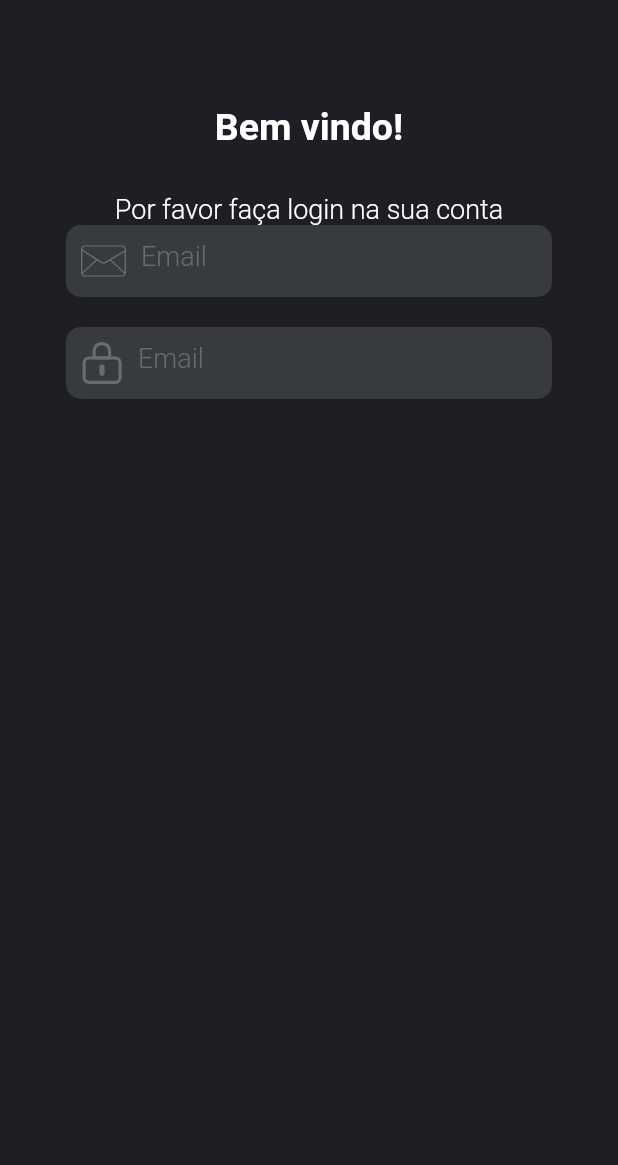
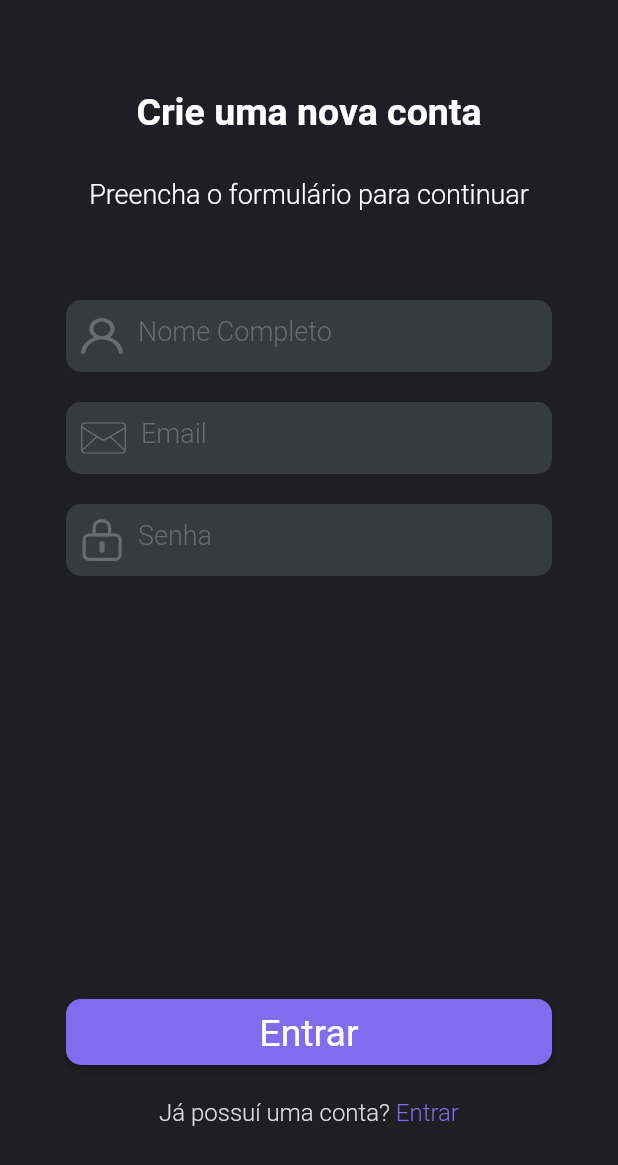
Before and after one commit to gustavool1/notes-front, a Flutter app: the screen it shows after launch, on a phone screen of 412 x 824 dp. Shown: the top 1165 px of the screen. Run offline on Flutter 3.47's test engine with Material 2 defaults, Android fonts, the phone set to English and light mode, and no system bars; our stand-ins replace dio, flutter_svg, font_awesome_flutter, get, hexcolor; Roboto replaces fonts that are missing (Nunito).

Commit message:
feat: create the register page ui

```diff
--- a/lib/components/custom_text_field.dart
+++ b/lib/components/custom_text_field.dart
@@ -14,6 +14,7 @@ class CustomTextField extends StatelessWidget {
   final TextStyle? hintStyle;
   final FormFieldValidator<String>? validator;
   // final MultiValidator? multiValidator;
+  final TextEditingController? controller;
 
   const CustomTextField({
     required this.onTap,
@@ -25,6 +26,7 @@ class CustomTextField extends StatelessWidget {
     this.labelStyle,
     this.icon,
     this.validator,
+    this.controller,
     // this.multiValidator,
     this.keyboardType = TextInputType.text,
     this.textInputAction = TextInputAction.done,
@@ -34,6 +36,7 @@ class CustomTextField extends StatelessWidget {
   @override
   Widget build(BuildContext context) {
     return TextFormField(
+      controller: controller,
       onTap: onTap,
       onChanged: onChanged,
       decoration: InputDecoration(
--- a/lib/di/bindings.dart
+++ b/lib/di/bindings.dart
@@ -1,4 +1,5 @@
 import 'package:get/get.dart';
+import 'package:notes/store/login/login.store.dart';
 import 'package:notes/store/store.dart';
 
 class AppBindings extends Bindings {
@@ -6,6 +7,7 @@ class AppBindings extends Bindings {
   void dependencies() {
     Get.lazyPut(() => AppStore(), fenix: true);
     Get.lazyPut(() => NotesStore(), fenix: true);
+    Get.lazyPut(() => LoginStore(), fenix: true);
   }
 
   void initBindings() {
--- a/lib/main.dart
+++ b/lib/main.dart
@@ -22,7 +22,7 @@ class MyApp extends StatelessWidget {
         primarySwatch: Colors.blue,
       ),
       initialBinding: AppBindings(),
-      initialRoute: AppRoutes.login,
+      initialRoute: AppRoutes.register,
       getPages: AppPages.routes,
     );
   }
--- a/lib/navigator/pages.dart
+++ b/lib/navigator/pages.dart
@@ -8,6 +8,13 @@ class AppPages {
       name: AppRoutes.home,
       page: () => const HomePage(),
     ),
-    GetPage(name: AppRoutes.login, page: () => const LoginPage())
+    GetPage(
+      name: AppRoutes.login,
+      page: () => const LoginPage(),
+    ),
+    GetPage(
+      name: AppRoutes.register,
+      page: () => const RegisterPage(),
+    )
   ];
 }
--- a/lib/navigator/routes.dart
+++ b/lib/navigator/routes.dart
@@ -5,5 +5,5 @@ class AppRoutes {
 
   static String home = '$prefix/home';
   static String login = '$prefix/login';
-  static String pokemon = '$prefix/';
+  static String register = '$prefix/register';
 }
--- a/lib/pages/home.dart
+++ b/lib/pages/home.dart
@@ -2,7 +2,6 @@ import 'package:flutter/material.dart';
 import 'package:flutter_svg/flutter_svg.dart';
 import 'package:font_awesome_flutter/font_awesome_flutter.dart';
 import 'package:notes/components/components.dart';
-import 'package:notes/components/custom_text_field.dart';
 import 'package:notes/store/use_store.dart';
 import 'package:notes/styles/style.dart';
 
@@ -29,7 +28,7 @@ class HomePage extends UseAppStore {
                       child: Row(
                         mainAxisAlignment: MainAxisAlignment.spaceBetween,
                         children: [
-                          FaIcon(
+                          const FaIcon(
                             FontAwesomeIcons.google,
                             color: Colors.red,
                           ),
--- a/lib/pages/pages.dart
+++ b/lib/pages/pages.dart
@@ -1,2 +1,3 @@
 export 'home.dart';
 export 'login.dart';
+export 'register.dart';
--- a/lib/pages/register.dart
+++ b/lib/pages/register.dart
@@ -0,0 +1,149 @@
+import 'package:flutter/gestures.dart';
+import 'package:flutter/material.dart';
+import 'package:flutter_svg/flutter_svg.dart';
+import 'package:font_awesome_flutter/font_awesome_flutter.dart';
+import 'package:get/get.dart';
+import 'package:notes/navigator/routes.dart';
+import 'package:notes/store/use_store.dart';
+import 'package:notes/styles/style.dart';
+
+import '../components/components.dart';
+
+class RegisterPage extends UseAppStore {
+  const RegisterPage({super.key});
+
+  Widget get welcomeMessage => Column(
+        children: [
+          Text(
+            'Crie uma nova conta',
+            style: Fonts.body1Nunito,
+          ),
+          const SizedBox(
+            height: 30,
+          ),
+          Text(
+            'Preencha o formulário para continuar',
+            style: Fonts.body2Nunito,
+          )
+        ],
+      );
+
+  Widget get inputs => Padding(
+        padding: const EdgeInsets.only(top: 60.0),
+        child: Column(
+          children: [
+            SizedBox(
+              width: 324,
+              height: 48,
+              child: CustomTextField(
+                  controller: store.login.emailController,
+                  onTap: () {},
+                  hintText: 'Nome Completo',
+                  icon: Padding(
+                    padding: const EdgeInsets.all(10.0),
+                    child: SvgPicture.asset(
+                      Assets.avatar,
+                    ),
+                  )),
+            ),
+            const SizedBox(height: 20),
+            SizedBox(
+              width: 324,
+              height: 48,
+              child: CustomTextField(
+                  controller: store.login.passwordController,
+                  onTap: () {},
+                  hintText: 'Email',
+                  icon: Padding(
+                    padding: const EdgeInsets.all(10.0),
+                    child: SvgPicture.asset(
+                      Assets.mail,
+                    ),
+                  )),
+            ),
+            const SizedBox(height: 20),
+            SizedBox(
+              width: 324,
+              height: 48,
+              child: CustomTextField(
+                  controller: store.login.passwordController,
+                  onTap: () {},
+                  hintText: 'Senha',
+                  icon: Padding(
+                    padding: const EdgeInsets.all(10.0),
+                    child: SvgPicture.asset(
+                      Assets.lock,
+                    ),
+                  )),
+            ),
+          ],
+        ),
+      );
+
+  Widget get bottomSheet {
+    return Container(
+      color: ColorsProject.gray600,
+      width: double.infinity,
+      height: 160,
+      child: Column(
+        children: [
+          Button(
+            child: Text(
+              'Entrar',
+              style: Fonts.body1Nunito.copyWith(
+                fontWeight: FontWeight.normal,
+              ),
+            ),
+          ),
+          const SizedBox(height: 20),
+          RichText(
+            text: TextSpan(
+              children: [
+                TextSpan(
+                  text: 'Já possuí uma conta?',
+                  style:
+                      Fonts.body3Nunito.copyWith(color: ColorsProject.coolGray),
+                ),
+                TextSpan(
+                  recognizer: TapGestureRecognizer()
+                    ..onTap = () => Get.toNamed(AppRoutes.login),
+                  text: ' Entrar',
+                  style: Fonts.body3Nunito.copyWith(
+                    color: ColorsProject.purple500,
+                  ),
+                )
+              ],
+            ),
+          )
+        ],
+      ),
+    );
+  }
+
+  @override
+  Widget build(BuildContext context) {
+    return Scaffold(
+      body: Container(
+        width: double.infinity,
+        height: double.infinity,
+        color: ColorsProject.gray600,
+        child: Padding(
+          padding: const EdgeInsets.only(
+            top: 60.0,
+            left: 16.0,
+            right: 16.0,
+          ),
+          child: Column(
+            children: [
+              welcomeMessage,
+              inputs,
+            ],
+          ),
+        ),
+      ),
+      resizeToAvoidBottomInset: false,
+      bottomNavigationBar: bottomSheet,
+      // bottomSheet: bottomSheet,
+    );
+  }
+}
--- a/lib/store/interfaces/interface.dart
+++ /dev/null
@@ -1 +0,0 @@
-export 'note.interface.dart';
--- /dev/null
+++ b/lib/store/login/login.interface.dart
@@ -0,0 +1,6 @@
+import 'package:flutter/material.dart';
+
+abstract class LoginInterface {
+  TextEditingController get emailController;
+  TextEditingController get passwordController;
+}
--- /dev/null
+++ b/lib/store/login/login.store.dart
@@ -0,0 +1,13 @@
+import 'package:flutter/material.dart';
+import 'package:get/get.dart';
+
+import 'login.interface.dart';
+export 'login.interface.dart';
+
+class LoginStore extends GetxController implements LoginInterface {
+  @override
+  final TextEditingController emailController = TextEditingController();
+
+  @override
+  final TextEditingController passwordController = TextEditingController();
+}
--- a/lib/store/notes.store.dart
+++ b/lib/store/notes/notes.store.dart
@@ -1,8 +1,10 @@
 import 'package:get/get.dart';
 import 'package:notes/models/note.dart';
 
-import '../repositories.dart/repositories.dart';
-import 'interfaces/interface.dart';
+import '../../repositories.dart/repositories.dart';
+import 'note.interface.dart';
+
+export 'note.interface.dart';
 
 class NotesStore extends GetxController implements NoteInterface {
   final _repository = NotesRepository();
--- a/lib/store/store.dart
+++ b/lib/store/store.dart
@@ -1,8 +1,10 @@
 import 'package:get/get.dart';
-import 'package:notes/store/notes.store.dart';
+import 'package:notes/store/login/login.store.dart';
+import 'package:notes/store/notes/notes.store.dart';
 
-export 'notes.store.dart';
+export 'notes/notes.store.dart';
 
 class AppStore extends GetxController {
   NotesStore get notes => GetInstance().find<NotesStore>();
+  LoginStore get login => GetInstance().find<LoginStore>();
 }
--- a/lib/styles/icons.dart
+++ b/lib/styles/icons.dart
@@ -6,6 +6,7 @@ class Assets {
   static const lock = "$icons/lock.svg";
   static const google = "$icons/google.svg";
   static const mail = "$icons/mail.svg";
+  static const avatar = "$icons/avatar.svg";
   // static const message = "$icons/sendMessage.png";
 
   //Images
```
Also changed, not shown: lib/pages/login.dart (+83 -6 lines), assets/icons/avatar.svg (added), lib/store/notes/note.interface.dart (renamed from lib/store/interfaces/note.interface.dart).
